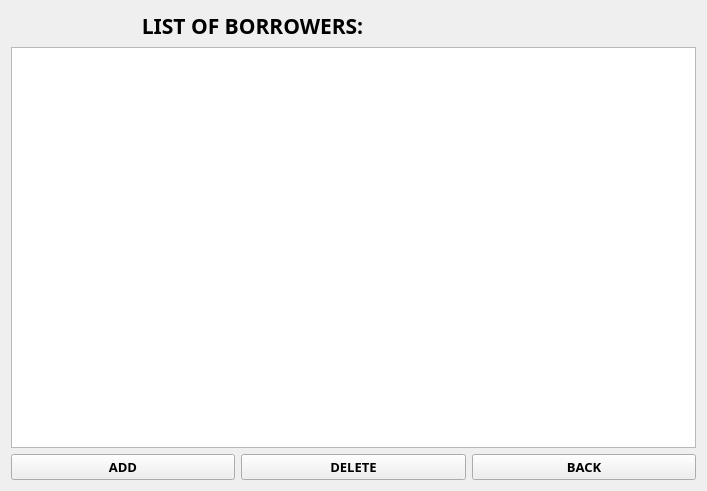
The window that listborrowers.ui (markytools/sume-borrower-app) describes before a commit, drawn with Qt 5.
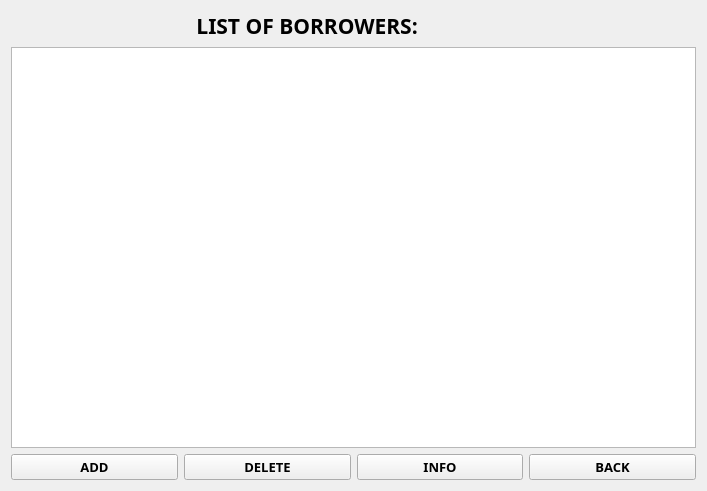
The same window after the commit.

```diff
--- a/listborrowers.ui
+++ b/listborrowers.ui
@@ -14,7 +14,7 @@
    <string>Form</string>
   </property>
   <layout class="QGridLayout" name="gridLayout">
-   <item row="0" column="0" colspan="3">
+   <item row="0" column="0">
     <widget class="QLabel" name="label">
      <property name="font">
       <font>
@@ -25,14 +25,16 @@
       </font>
      </property>
      <property name="text">
-      <string>                        LIST OF BORROWERS:</string>
+      <string>                                  LIST OF BORROWERS:</string>
      </property>
     </widget>
    </item>
-   <item row="1" column="0" colspan="3">
+   <item row="1" column="0">
     <widget class="QTableWidget" name="borrowersTable"/>
    </item>
    <item row="2" column="0">
+    <layout class="QHBoxLayout" name="horizontalLayout">
+     <item>
     <widget class="QPushButton" name="AddButton">
      <property name="font">
       <font>
@@ -47,7 +49,7 @@
      </property>
     </widget>
    </item>
-   <item row="2" column="1">
+     <item>
     <widget class="QPushButton" name="AddButton_2">
      <property name="font">
       <font>
@@ -62,7 +64,22 @@
      </property>
     </widget>
    </item>
-   <item row="2" column="2">
+     <item>
+      <widget class="QPushButton" name="Back_2">
+       <property name="font">
+        <font>
+         <family>Segoe UI Black</family>
+         <pointsize>10</pointsize>
+         <weight>75</weight>
+         <bold>true</bold>
+        </font>
+       </property>
+       <property name="text">
+        <string>INFO</string>
+       </property>
+      </widget>
+     </item>
+     <item>
     <widget class="QPushButton" name="Back">
      <property name="font">
       <font>
@@ -76,6 +93,8 @@
       <string>BACK</string>
      </property>
     </widget>
+     </item>
+    </layout>
    </item>
   </layout>
  </widget>
```
Lines whose indentation alone changed are shown as unchanged.
